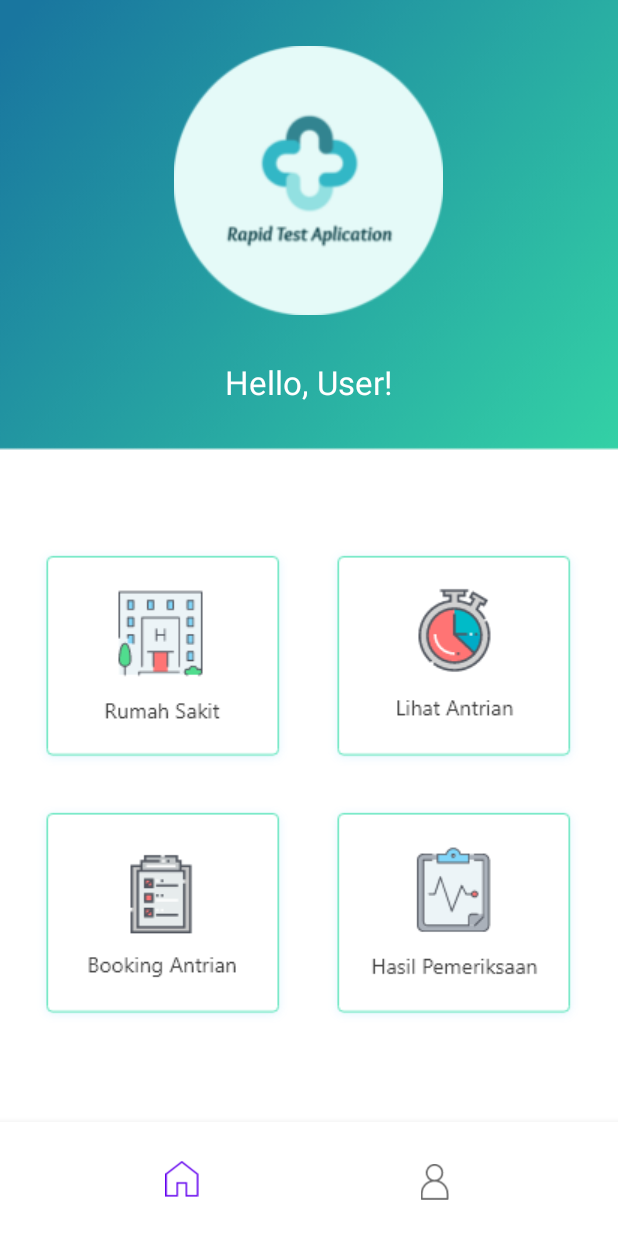
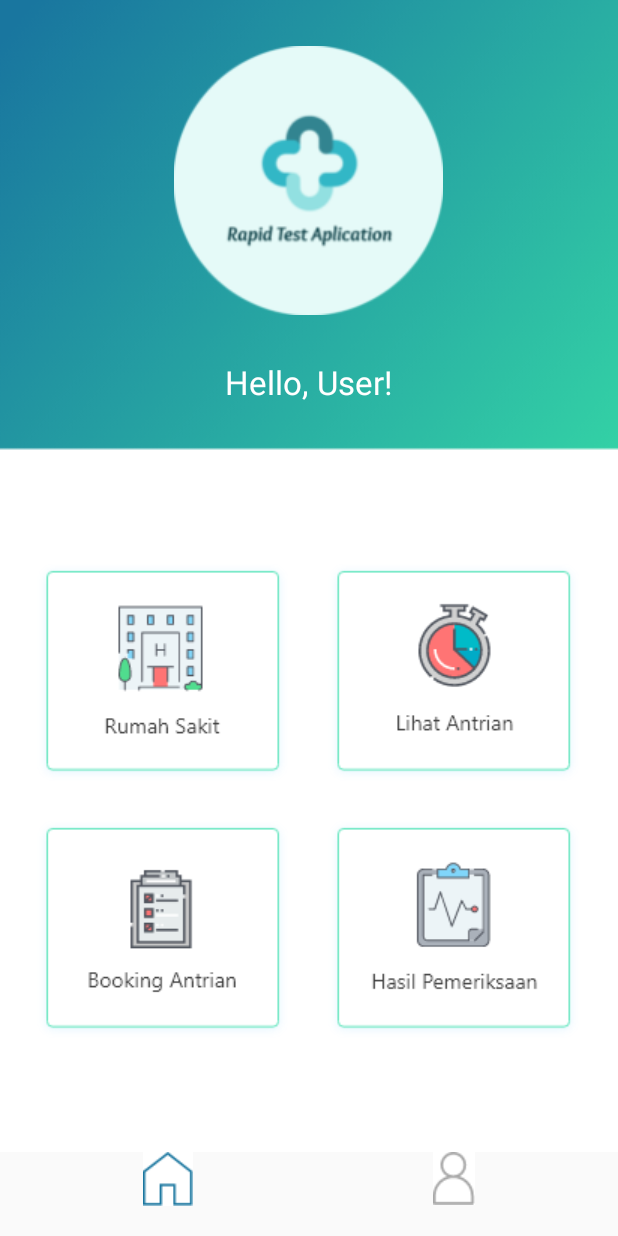
Before and after one commit to achmadar/Mobile-RapidTest, an Android app: the DashboardActivity screen opened directly, with no data from a screen before it, on a phone screen of 412 x 824 dp. Run offline under Robolectric (Android 15) with nearby library versions, the phone set to English and light mode, and no system bars.

Commit message:
mobile app rapid test

```diff
--- a/KotlinRapidTest/app/src/main/java/com/learn/app/kotlinrapidtest/DashboardActivity.kt
+++ b/KotlinRapidTest/app/src/main/java/com/learn/app/kotlinrapidtest/DashboardActivity.kt
@@ -37,27 +37,9 @@ class DashboardActivity : AppCompatActivity() {
             startActivity(intent)
         }
 
-        var menu : Menu = navigation.menu
-        selectedMenu(menu.getItem(0))
-        navigation.setOnNavigationItemSelectedListener {
-                item: MenuItem ->  selectedMenu(item)
-
-            false
-        }
-
-    }
-
-    private fun selectedMenu(item : MenuItem) {
-        item.isChecked = true
-        when(item.itemId) {
-            R.id.navigation_home -> selectedFragment(ProfileFragment.getInstance())
+        menu_profile.setOnClickListener {
+            val intent = Intent(context, ProfileActivity::class.java)
+            startActivity(intent)
         }
     }
-
-    fun selectedFragment(fragment: Fragment) {
-        var transaction : android.app.FragmentTransaction? = fragmentManager.beginTransaction()
-        transaction?.replace(R.id.fragment, fragment)
-        transaction?.commit()
-
-    }
 }
--- a/KotlinRapidTest/app/src/main/res/layout/activity_dashboard.xml
+++ b/KotlinRapidTest/app/src/main/res/layout/activity_dashboard.xml
@@ -35,7 +35,7 @@
     <LinearLayout
         android:gravity="center"
         android:layout_below="@id/top"
-        android:layout_above="@id/navigation"
+        android:layout_above="@id/bottom_btn"
         android:background="@color/colorWhite"
         android:layout_width="match_parent"
         android:layout_height="match_parent">
@@ -86,24 +86,30 @@
 
     </LinearLayout>
 
-    <FrameLayout
-        android:id="@+id/fragment"
+    <LinearLayout
+        android:id="@+id/bottom_btn"
+        android:layout_alignParentBottom="true"
+        android:orientation="horizontal"
+        android:gravity="center"
+        android:paddingBottom="20dp"
         android:layout_width="match_parent"
-        android:layout_height="wrap_content"
-        android:layout_above="@id/navigation"
-        android:layout_alignParentTop="true">
+        android:layout_height="wrap_content">
 
-    </FrameLayout>
+        <ImageButton
+            android:src="@drawable/menu_home"
+            android:layout_marginRight="80dp"
+            android:background="@color/colorWhite"
+            android:layout_width="wrap_content"
+            android:layout_height="wrap_content"/>
 
-    <com.google.android.material.bottomnavigation.BottomNavigationView
-        android:id="@+id/navigation"
-        android:layout_width="match_parent"
-        android:layout_height="wrap_content"
-        android:paddingTop="20dp"
-        android:layout_gravity="bottom"
-        android:background="@color/colorWhite"
-        app:menu="@menu/navigation"
-        android:layout_alignParentBottom="true"
-        />
+        <ImageButton
+            android:id="@+id/menu_profile"
+            android:layout_marginLeft="80dp"
+            android:src="@drawable/menu_profile"
+            android:background="@color/colorWhite"
+            android:layout_width="wrap_content"
+            android:layout_height="wrap_content"/>
+
+    </LinearLayout>
 
     </RelativeLayout>
```
